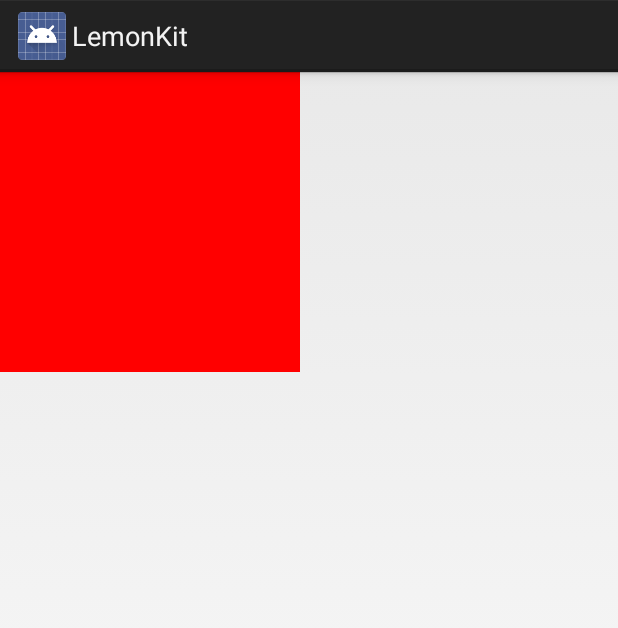
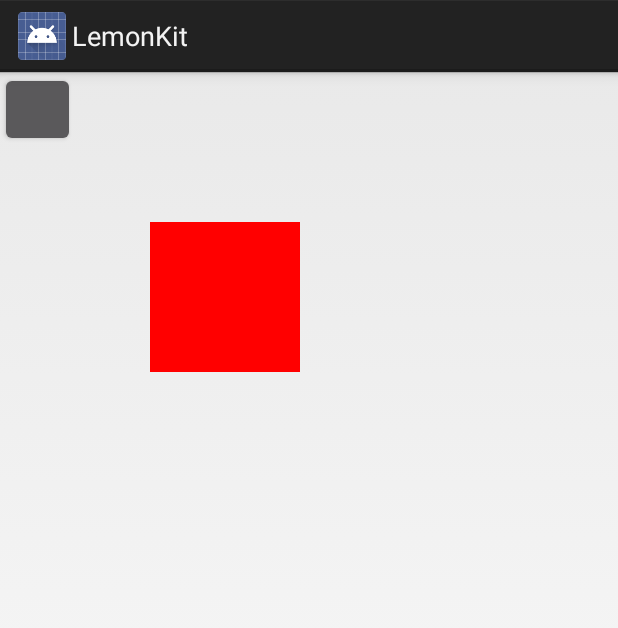
Before and after one commit to LemonITCN/LemonSuperKit4Android, an Android app: the screen it shows after launch (MainActivity), on a phone screen of 412 x 824 dp. Shown: the top 628 px of the screen. Run offline under Robolectric (Android 15) with nearby library versions, the phone set to English and light mode, and no system bars.

Commit message:
UIView 和 UIViewController已经完成基础中的基础

```diff
--- a/LemonKit/lemonkit-samples/src/main/AndroidManifest.xml
+++ b/LemonKit/lemonkit-samples/src/main/AndroidManifest.xml
@@ -3,6 +3,7 @@
     package="net.lemonsoft.lemonkit.samples">
 
     <application
+        android:name=".LemonKitSampleApplication"
         android:allowBackup="true"
         android:icon="@mipmap/ic_launcher"
         android:label="@string/app_name"
--- a/LemonKit/lemonkit-samples/src/main/java/net/lemonsoft/lemonkit/samples/activities/MainActivity.java
+++ b/LemonKit/lemonkit-samples/src/main/java/net/lemonsoft/lemonkit/samples/activities/MainActivity.java
@@ -1,23 +1,26 @@
 package net.lemonsoft.lemonkit.samples.activities;
 
-import android.app.Activity;
 import android.graphics.Color;
-import android.os.Bundle;
 import android.widget.RelativeLayout;
-import android.widget.TextView;
 
-public class MainActivity extends Activity {
+import net.lemonsoft.lemonkit.core_graphics.CGRect;
+import net.lemonsoft.lemonkit.ui_kit.ui_responder.ui_view.UIButton;
+import net.lemonsoft.lemonkit.ui_kit.ui_responder.ui_view.UIView;
+import net.lemonsoft.lemonkit.ui_kit.ui_responder.ui_view_controller.UIViewController;
+
+public class MainActivity extends UIViewController {
 
     @Override
-    protected void onCreate(Bundle savedInstanceState) {
-        super.onCreate(savedInstanceState);
-        RelativeLayout relativeLayout = new RelativeLayout(getApplicationContext());
-//        setContentView(R.layout.activity_main);
-        setContentView(relativeLayout);
-        TextView textView = new TextView(getApplicationContext());
-        textView.setBackgroundColor(Color.RED);
-        textView.setLayoutParams(new RelativeLayout.LayoutParams(300, 300));
-        relativeLayout.addView(textView);
+    public void viewDidLoad() {
+        super.viewDidLoad();
+        UIView view = new UIView();
+        view.setFrame(CGRect.make(100, 100, 100, 100));
+        this.view.addSubView(view);
+        view.setBackgroundColor(Color.RED);
 
+        UIButton button = new UIButton();
+        button.setFrame(CGRect.make(0, 0, 50, 50));
+        this.view.addSubView(button);
     }
+
 }
--- a/LemonKit/lemonkit/src/main/java/net/lemonsoft/lemonkit/core_base/LemonKit.java
+++ b/LemonKit/lemonkit/src/main/java/net/lemonsoft/lemonkit/core_base/LemonKit.java
@@ -41,7 +41,7 @@ public class LemonKit {
     public void init(Application application) {
         this.application = application;
         // 初始化LemonKit尺寸工具类
-        LKSizeTool.getPrivateSizeTool().setContext(this.getAppContext());
+        LKSizeTool.getDefaultSizeTool().setContext(this.getAppContext());
     }
 
     /**
--- /dev/null
+++ b/LemonKit/lemonkit/src/main/java/net/lemonsoft/lemonkit/core_tool/LKViewAppearanceTool.java
@@ -0,0 +1,162 @@
+package net.lemonsoft.lemonkit.core_tool;
+
+import android.view.View;
+import android.view.ViewGroup;
+
+import net.lemonsoft.lemonkit.core_graphics.CGPoint;
+import net.lemonsoft.lemonkit.core_graphics.CGRect;
+import net.lemonsoft.lemonkit.core_graphics.CGSize;
+
+import java.lang.reflect.Constructor;
+
+/**
+ * LemonKit 原生视图外观修改工具类
+ * 本类中所有参数中设计的尺寸的单位都为DP
+ * Created by LiuRi on 2016/12/28.
+ */
+
+public class LKViewAppearanceTool {
+
+    /**
+     * 尺寸工具
+     */
+    private LKSizeTool _ST = LKSizeTool.getDefaultSizeTool();
+
+    /**
+     * 单利对象存储变量
+     */
+    private static LKViewAppearanceTool _viewAppearanceTool;
+
+    /**
+     * 单例方法
+     *
+     * @return 工具类的单例对象
+     */
+    public static LKViewAppearanceTool getDefaultViewAppearanceTool() {
+        if (_viewAppearanceTool == null)
+            _viewAppearanceTool = new LKViewAppearanceTool();
+        return _viewAppearanceTool;
+    }
+
+    /**
+     * 设置控件的X坐标，支持浮点数，单位DP
+     *
+     * @param view 要设置横坐标的控件
+     * @param x    横坐标数值，单位DP
+     */
+    public void setX(View view, float x) {
+        view.setX(_ST.DP(x));
+    }
+
+    /**
+     * 设置控件的Y坐标，支持浮点数，单位DP
+     *
+     * @param view 要设置纵坐标的控件
+     * @param y    纵坐标数值，单位DP
+     */
+    public void setY(View view, float y) {
+        view.setY(_ST.dpToPx(y));
+    }
+
+    /**
+     * 设置控件起始位置，即控件的左上角的点的位置，单位DP
+     *
+     * @param view 要设置起始位置的控件
+     * @param x    控件的X坐标
+     * @param y    控件的Y坐标
+     */
+    public void setOrigin(View view, float x, float y) {
+        setX(view, x);
+        setY(view, y);
+    }
+
+    /**
+     * 设置控件起始位置，即控件的左上角的点的位置，单位DP
+     *
+     * @param view   要设置起始位置的控件
+     * @param origin 控件左上角点的描述对象
+     */
+    public void setOrigin(View view, CGPoint origin) {
+        setX(view, origin.x);
+        setY(view, origin.y);
+    }
+
+    /**
+     * 根据控件的父容器类型自动创建布局参数的实例对象
+     *
+     * @param view 要创建布局参数的实例对象的控件
+     * @return 布局参数的实例对象
+     * @throws Exception 创建时候产生的异常
+     */
+    public ViewGroup.LayoutParams autoCreateLayoutParams(View view, int width, int height) {
+        try {
+            String containerClassName = view.getParent().getClass().getName();
+            if (containerClassName == null || containerClassName.equals(""))
+                throw new Exception("无法找到这个控件的容器");
+            Class clazz = Class.forName(containerClassName + "$LayoutParams");
+            Constructor<ViewGroup.LayoutParams> constructor = clazz.getConstructor(int.class, int.class);
+            return constructor.newInstance(width, height);
+        } catch (Exception e) {
+            System.err.print("控件无父容器，设置布局参数对象为ViewGroup.LayoutParams");
+            return new ViewGroup.LayoutParams(width, height);
+        }
+    }
+
+    /**
+     * 设置指定控件的宽度
+     *
+     * @param view  要设置宽度的控件
+     * @param width 控件的宽度要设置的值
+     */
+    public void setWidth(View view, float width) {
+        if (view.getLayoutParams() == null)
+            view.setLayoutParams(autoCreateLayoutParams(view, _ST.DP(width), 0));
+        view.getLayoutParams().width = _ST.DP(width);
+    }
+
+    /**
+     * 设置制定控件的高度
+     *
+     * @param view   要设置高度的控件
+     * @param height 控件的高度要设置的值
+     */
+    public void setHeight(View view, float height) {
+        if (view.getLayoutParams() == null)
+            view.setLayoutParams(autoCreateLayoutParams(view, 0, _ST.DP(height)));
+        view.getLayoutParams().height = _ST.DP(height);
+    }
+
+    /**
+     * 设置控件的尺寸，单位DP
+     *
+     * @param view   要设置尺寸的控件
+     * @param width  控件的宽度，单位DP
+     * @param height 控件的高度，单位DP
+     */
+    public void setSize(View view, float width, float height) {
+        setWidth(view, width);
+        setHeight(view, height);
+    }
+
+    /**
+     * 设置控件的尺寸，使用尺寸描述对象
+     *
+     * @param view 要设置尺寸的控件
+     * @param size 控件的尺寸描述对象
+     */
+    public void setSize(View view, CGSize size) {
+        setWidth(view, size.width);
+        setHeight(view, size.height);
+    }
+
+    /**
+     * 设置控件的矩形信息，使用矩形信息描述对象
+     *
+     * @param view  要设置控件矩形的控件
+     * @param frame 控件的矩形信息描述对象
+     */
+    public void setFrame(View view, CGRect frame) {
+        setSize(view, frame.size);
+        setOrigin(view, frame.origin);
+    }
+}
--- a/LemonKit/lemonkit/src/main/java/net/lemonsoft/lemonkit/ui_kit/ui_responder/ui_view/UIButton.java
+++ b/LemonKit/lemonkit/src/main/java/net/lemonsoft/lemonkit/ui_kit/ui_responder/ui_view/UIButton.java
@@ -1,4 +1,6 @@
 package net.lemonsoft.lemonkit.ui_kit.ui_responder.ui_view;
+
+import android.widget.Button;
 
 /**
  * Created by LiuRi on 2016/12/28.
@@ -6,9 +8,8 @@ package net.lemonsoft.lemonkit.ui_kit.ui_responder.ui_view;
 
 public class UIButton extends UIView {
 
-    @Override
-    public void refresh() {
-        super.refresh();
+    public UIButton() {
+        super(Button.class);
+    }
 
-    }
 }
--- a/LemonKit/lemonkit/src/main/java/net/lemonsoft/lemonkit/ui_kit/ui_responder/ui_view/UIView.java
+++ b/LemonKit/lemonkit/src/main/java/net/lemonsoft/lemonkit/ui_kit/ui_responder/ui_view/UIView.java
@@ -2,13 +2,16 @@ package net.lemonsoft.lemonkit.ui_kit.ui_responder.ui_view;
 
 import android.content.Context;
 import android.view.View;
-import android.view.ViewGroup;
-import android.widget.RadioGroup;
 import android.widget.RelativeLayout;
 
 import net.lemonsoft.lemonkit.core_base.LemonKit;
 import net.lemonsoft.lemonkit.core_graphics.CGRect;
+import net.lemonsoft.lemonkit.core_graphics.CGSize;
 import net.lemonsoft.lemonkit.core_tool.LKSizeTool;
+import net.lemonsoft.lemonkit.core_tool.LKViewAppearanceTool;
+
+import java.lang.reflect.Constructor;
+import java.lang.reflect.InvocationTargetException;
 
 /**
  * 视图控件，LemonKit中所有视图控件的父类
@@ -24,7 +27,9 @@ public class UIView extends RelativeLayout {
     /**
      * 尺寸控件类
      */
-    protected LKSizeTool _ST = LKSizeTool.getPrivateSizeTool();
+    protected LKSizeTool _ST = LKSizeTool.getDefaultSizeTool();
+
+    protected LKViewAppearanceTool _VAT = LKViewAppearanceTool.getDefaultViewAppearanceTool();
     /**
      * 控件的矩形信息
      */
@@ -40,7 +45,7 @@ public class UIView extends RelativeLayout {
     private UIView _superView;
 
     public UIView() {
-        this(LemonKit.instance().getAppContext());
+        super(LemonKit.instance().getAppContext());
     }
 
     /**
@@ -56,16 +61,17 @@ public class UIView extends RelativeLayout {
     /**
      * 子类通过此构造方法把基础的AndroidView控件封装成LemonKit的UIView子控件
      *
-     * @param view androidView控件
+     * @param viewClass androidView控件
      */
-    protected UIView(View view) {
+    protected UIView(Class viewClass) {
         this();
-        this._rView = view;
-        this.addView(view);
-    }
-
-    public UIView(Context context) {
-        super(context);
+        try {
+            Constructor<View> constructor = viewClass.getConstructor(Context.class);
+            this._rView = constructor.newInstance(getContext());
+            this.addView(_rView);
+        } catch (Exception e) {
+            e.printStackTrace();
+        }
     }
 
     /**
@@ -108,7 +114,8 @@ public class UIView extends RelativeLayout {
      */
     public void setWidth(float width) {
         this.frame.size.width = width;
-        this.setLayoutParams(new RelativeLayout.LayoutParams(_ST.DP(width), _ST.DP(this.frame.size.height)));
+        _VAT.setWidth(this, width);
+        refresh();
     }
 
     /**
@@ -118,7 +125,46 @@ public class UIView extends RelativeLayout {
      */
     public void setHeight(float height) {
         this.frame.size.height = height;
-        this.setLayoutParams(new RelativeLayout.LayoutParams(_ST.DP(this.frame.size.width), _ST.DP(height)));
+        _VAT.setHeight(this, height);
+        refresh();
+    }
+
+    /**
+     * 设置控件的尺寸
+     *
+     * @param width  要设置的控件的宽
+     * @param height 要设置的控件的高
+     */
+    public void setSize(float width, float height) {
+        this.frame.size.width = width;
+        _VAT.setWidth(this, width);
+        this.frame.size.height = height;
+        _VAT.setHeight(this, height);
+        refresh();
+    }
+
+    /**
+     * 设置控件的尺寸
+     *
+     * @param size 要设置的控件的尺寸描述对象
+     */
+    public void setSize(CGSize size) {
+        setSize(size.width, size.height);
+    }
+
+    /**
+     * 设置控件的矩形信息
+     *
+     * @param frame 控件的举行信息
+     */
+    public void setFrame(CGRect frame) {
+        this.frame = frame;
+        super.setX(_ST.DP(frame.origin.x));
+        super.setY(_ST.DP(frame.origin.y));
+
+        _VAT.setWidth(this, frame.size.width);
+        _VAT.setHeight(this, frame.size.height);
+        refresh();
     }
 
     /**
@@ -128,32 +174,36 @@ public class UIView extends RelativeLayout {
      * @param height 控件的高度，单位DP
      */
     public void setSize(int width, int height) {
-        this.setLayoutParams(new RelativeLayout.LayoutParams(_ST.DP(width), _ST.DP(height)));
+        _VAT.setSize(this, width, height);
     }
 
-    /**
-     * 设置布局参数，其中设置的宽高等信息单位为DP
-     *
-     * @param params 布局参数对象
-     */
-    @Override
-    public void setLayoutParams(ViewGroup.LayoutParams params) {
-        this.frame.size.width = params.width;
-        this.frame.size.height = params.height;
-        params.width = _ST.DP(params.width);
-        params.height = _ST.DP(params.height);
-        super.setLayoutParams(params);
-        refresh();
-    }
+//    /**
+//     * 设置布局参数，其中设置的宽高等信息单位为DP
+//     *
+//     * @param params 布局参数对象
+//     */
+//    @Override
+//    public void setLayoutParams(ViewGroup.LayoutParams params) {
+//        this.frame.size.width = params.width;
+//        this.frame.size.height = params.height;
+//        params.width = _ST.DP(params.width);
+//        params.height = _ST.DP(params.height);
+//        super.setLayoutParams(params);
+//        refresh();
+//    }
 
     /**
      * 刷新布局
      */
     protected void refresh() {
         if (_rView != null) {
-            _rView.setX(0);
-            _rView.setY(0);
+            _VAT.setOrigin(_rView, 0, 0);// 始终在左上角
+            _VAT.setSize(_rView, this.frame.size);// 设置实际控件和容器控件的尺寸一致
         }
+    }
+
+    public void addSubView(UIView view) {
+        this.addView(view);
     }
 
     // 无特殊要求的getter 、setter方法开始.....
--- a/LemonKit/lemonkit/src/main/java/net/lemonsoft/lemonkit/ui_kit/ui_responder/ui_view_controller/UIViewController.java
+++ b/LemonKit/lemonkit/src/main/java/net/lemonsoft/lemonkit/ui_kit/ui_responder/ui_view_controller/UIViewController.java
@@ -1,12 +1,58 @@
 package net.lemonsoft.lemonkit.ui_kit.ui_responder.ui_view_controller;
 
 import android.app.Activity;
+import android.os.Bundle;
+
+import net.lemonsoft.lemonkit.ui_kit.ui_responder.ui_view.UIView;
 
 /**
+ * 视图控制器
  * Created by LiuRi on 2016/12/28.
  */
 
 public class UIViewController extends Activity {
 
+    public UIView view;
+
+    @Override
+    protected void onCreate(Bundle savedInstanceState) {
+        super.onCreate(savedInstanceState);
+        this.view = new UIView();
+        setContentView(this.view);
+        viewDidLoad();
+    }
+
+
+    @Override
+    protected void onResume() {
+        super.onResume();
+        viewDidAppear();
+    }
+
+    @Override
+    protected void onPause() {
+        super.onPause();
+        viewDidDisappear();
+    }
+
+    public void viewDidLoad() {
+
+    }
+
+    public void viewViewAppear() {
+
+    }
+
+    public void viewDidAppear() {
+
+    }
+
+    public void viewWillDisappear() {
+
+    }
+
+    public void viewDidDisappear() {
+
+    }
 
 }
```
Also changed, not shown: LemonKit/lemonkit/src/main/java/net/lemonsoft/lemonkit/core_tool/LKNativeViewAppearanceTool.java (deleted, +0 -12 lines), LemonKit/lemonkit/src/main/java/net/lemonsoft/lemonkit/core_tool/LKSizeTool.java (+13 -32 lines), LemonKit/lemonkit/src/main/java/net/lemonsoft/lemonkit/ui_kit/UIColor.java (added, +9 -0 lines).
